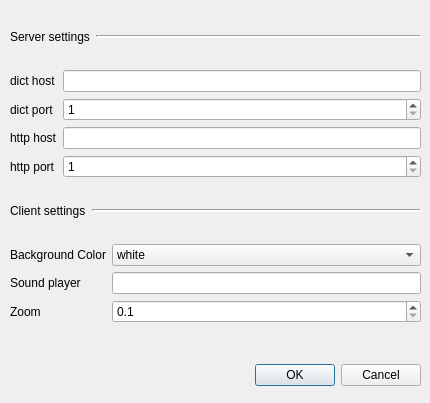
The window that gui_client/ui/setting_dialog.ui (zypangpang/mmdict_client) describes before a commit, drawn with Qt 5.
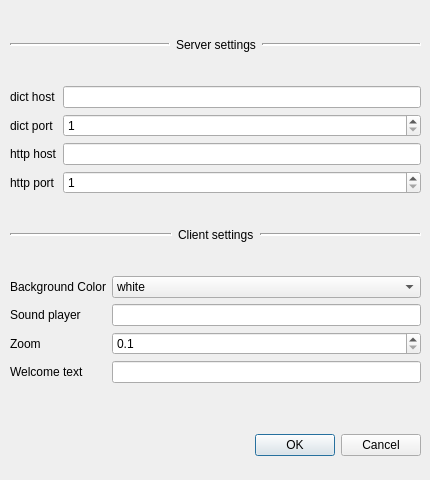
The same window after the commit.

Commit message: finish setting function

Diff of the .ui file:
```diff
--- a/gui_client/ui/setting_dialog.ui
+++ b/gui_client/ui/setting_dialog.ui
@@ -10,7 +10,7 @@
     <x>0</x>
     <y>0</y>
     <width>430</width>
-    <height>403</height>
+    <height>480</height>
    </rect>
   </property>
   <property name="windowTitle">
@@ -23,7 +23,7 @@
    <property name="geometry">
     <rect>
      <x>10</x>
-     <y>360</y>
+     <y>430</y>
      <width>411</width>
      <height>31</height>
     </rect>
@@ -41,12 +41,28 @@
      <x>10</x>
      <y>10</y>
      <width>411</width>
-     <height>333</height>
+     <height>401</height>
     </rect>
    </property>
    <layout class="QVBoxLayout" name="verticalLayout">
     <item>
      <layout class="QHBoxLayout" name="horizontalLayout_2">
+      <item>
+       <widget class="Line" name="line_2">
+        <property name="sizePolicy">
+         <sizepolicy hsizetype="Expanding" vsizetype="Fixed">
+          <horstretch>0</horstretch>
+          <verstretch>0</verstretch>
+         </sizepolicy>
+        </property>
+        <property name="lineWidth">
+         <number>2</number>
+        </property>
+        <property name="orientation">
+         <enum>Qt::Horizontal</enum>
+        </property>
+       </widget>
+      </item>
       <item>
        <widget class="QLabel" name="label_2">
         <property name="sizePolicy">
@@ -61,7 +77,7 @@
        </widget>
       </item>
       <item>
-       <widget class="Line" name="line_2">
+       <widget class="Line" name="line_3">
         <property name="sizePolicy">
          <sizepolicy hsizetype="Expanding" vsizetype="Fixed">
           <horstretch>0</horstretch>
@@ -80,6 +96,9 @@
     </item>
     <item>
      <layout class="QGridLayout" name="gridLayout_2">
+      <item row="2" column="1">
+       <widget class="QLineEdit" name="http_host_edit"/>
+      </item>
       <item row="0" column="0">
        <widget class="QLabel" name="bg_label_2">
         <property name="text">
@@ -87,16 +106,6 @@
         </property>
        </widget>
       </item>
-      <item row="0" column="1">
-       <widget class="QLineEdit" name="dict_host_edit"/>
-      </item>
-      <item row="1" column="0">
-       <widget class="QLabel" name="bg_label_3">
-        <property name="text">
-         <string>dict port</string>
-        </property>
-       </widget>
-      </item>
       <item row="1" column="1">
        <widget class="QSpinBox" name="dict_port_box">
         <property name="minimum">
@@ -114,8 +123,15 @@
         </property>
        </widget>
       </item>
-      <item row="2" column="1">
-       <widget class="QLineEdit" name="http_host_edit"/>
+      <item row="0" column="1">
+       <widget class="QLineEdit" name="dict_host_edit"/>
+      </item>
+      <item row="1" column="0">
+       <widget class="QLabel" name="bg_label_3">
+        <property name="text">
+         <string>dict port</string>
+        </property>
+       </widget>
       </item>
       <item row="3" column="0">
        <widget class="QLabel" name="bg_label_5">
@@ -138,19 +154,6 @@
     </item>
     <item>
      <layout class="QHBoxLayout" name="horizontalLayout">
-      <item>
-       <widget class="QLabel" name="label">
-        <property name="sizePolicy">
-         <sizepolicy hsizetype="Preferred" vsizetype="Preferred">
-          <horstretch>0</horstretch>
-          <verstretch>0</verstretch>
-         </sizepolicy>
-        </property>
-        <property name="text">
-         <string>Client settings</string>
-        </property>
-       </widget>
-      </item>
       <item>
        <widget class="Line" name="line">
         <property name="sizePolicy">
@@ -170,6 +173,41 @@
         </property>
        </widget>
       </item>
+      <item>
+       <widget class="QLabel" name="label">
+        <property name="sizePolicy">
+         <sizepolicy hsizetype="Preferred" vsizetype="Preferred">
+          <horstretch>0</horstretch>
+          <verstretch>0</verstretch>
+         </sizepolicy>
+        </property>
+        <property name="frameShape">
+         <enum>QFrame::NoFrame</enum>
+        </property>
+        <property name="frameShadow">
+         <enum>QFrame::Plain</enum>
+        </property>
+        <property name="text">
+         <string>Client settings</string>
+        </property>
+       </widget>
+      </item>
+      <item>
+       <widget class="Line" name="line_4">
+        <property name="sizePolicy">
+         <sizepolicy hsizetype="Expanding" vsizetype="Fixed">
+          <horstretch>0</horstretch>
+          <verstretch>0</verstretch>
+         </sizepolicy>
+        </property>
+        <property name="lineWidth">
+         <number>2</number>
+        </property>
+        <property name="orientation">
+         <enum>Qt::Horizontal</enum>
+        </property>
+       </widget>
+      </item>
      </layout>
     </item>
     <item>
@@ -198,6 +236,22 @@
         </item>
        </widget>
       </item>
+      <item row="2" column="1">
+       <widget class="QDoubleSpinBox" name="zoom_factor_box">
+        <property name="decimals">
+         <number>1</number>
+        </property>
+        <property name="minimum">
+         <double>0.100000000000000</double>
+        </property>
+        <property name="maximum">
+         <double>2.000000000000000</double>
+        </property>
+        <property name="singleStep">
+         <double>0.100000000000000</double>
+        </property>
+       </widget>
+      </item>
       <item row="1" column="0">
        <widget class="QLabel" name="bg_label_6">
         <property name="text">
@@ -208,13 +262,6 @@
       <item row="1" column="1">
        <widget class="QLineEdit" name="sound_player_edit"/>
       </item>
-      <item row="0" column="0">
-       <widget class="QLabel" name="bg_label">
-        <property name="text">
-         <string>Background Color</string>
-        </property>
-       </widget>
-      </item>
       <item row="2" column="0">
        <widget class="QLabel" name="bg_label_7">
         <property name="text">
@@ -222,22 +269,23 @@
         </property>
        </widget>
       </item>
-      <item row="2" column="1">
-       <widget class="QDoubleSpinBox" name="zoom_factor_box">
-        <property name="decimals">
-         <number>1</number>
+      <item row="0" column="0">
+       <widget class="QLabel" name="bg_label">
+        <property name="text">
+         <string>Background Color</string>
         </property>
-        <property name="minimum">
-         <double>0.100000000000000</double>
+       </widget>
+      </item>
+      <item row="3" column="0">
+       <widget class="QLabel" name="bg_label_8">
+        <property name="text">
+         <string>Welcome text</string>
         </property>
-        <property name="maximum">
-         <double>2.000000000000000</double>
-        </property>
-        <property name="singleStep">
-         <double>0.100000000000000</double>
-        </property>
        </widget>
       </item>
+      <item row="3" column="1">
+       <widget class="QLineEdit" name="welcome_edit"/>
+      </item>
      </layout>
     </item>
    </layout>
```
The commit also changes 6 other files.
